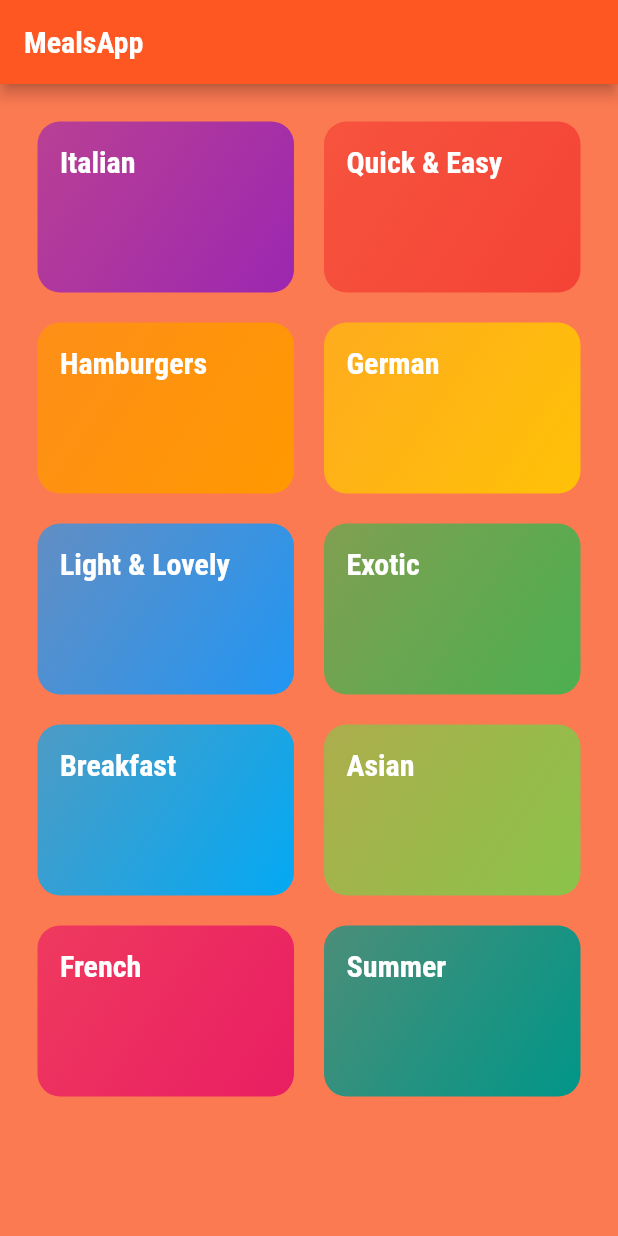
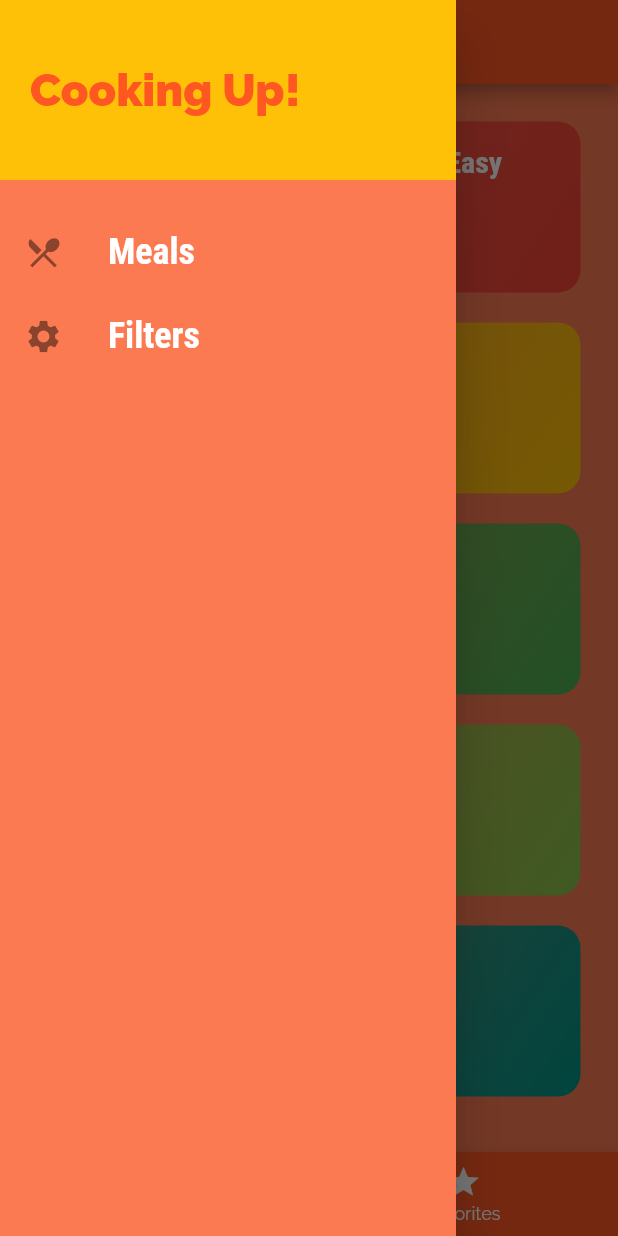
Before and after one commit to syarifabdurrahman/Flutter_Learn_2_MealsApp, a Flutter app: the screen it shows after launch, with the side drawer open (before the commit the screen has no drawer), on a phone screen of 412 x 824 dp. Run offline on Flutter 3.47's test engine with Material 2 defaults, Android fonts, the phone set to English and light mode, and no system bars.

Commit message:
adding navigation, drawer, toggle, and more

```diff
--- a/lib/main.dart
+++ b/lib/main.dart
@@ -1,4 +1,8 @@
 import 'package:flutter/material.dart';
+import './dummy_data.dart';
+import '../models/meal.dart';
+import '../screens/Filters_screen.dart';
+import '../screens/tabs_screen.dart';
 import '../screens/category_meals_screen.dart';
 import '../screens/meal_detail_screen.dart';
 import 'screens/categories_screen.dart';
@@ -7,7 +11,64 @@ void main() {
   runApp(MyApp());
 }
 
-class MyApp extends StatelessWidget {
+class MyApp extends StatefulWidget {
+  @override
+  State<MyApp> createState() => _MyAppState();
+}
+
+class _MyAppState extends State<MyApp> {
+  Map<String, bool> _filters = {
+    'gluten': false,
+    'lactose': false,
+    'vegan': false,
+    'vegetarian': false,
+  };
+
+  List<Meal> _availableMeal = DUMMY_MEALS;
+  List<Meal> _favoriteMeals = [];
+
+  void _setFilters(Map<String, bool> filterData) {
+    setState(() {
+      _filters = filterData;
+
+      //filtering
+      _availableMeal = DUMMY_MEALS.where((meal) {
+        if (_filters['gluten']! && !meal.isGlutenFree) {
+          return false;
+        }
+        if (_filters['lactose']! && !meal.isLactoseFree) {
+          return false;
+        }
+        if (_filters['vegan']! && !meal.isVegan) {
+          return false;
+        }
+        if (_filters['vegetarian']! && !meal.isVegetarian) {
+          return false;
+        }
+
+        return true;
+      }).toList();
+    });
+  }
+
+  void _toggleFavorite(String mealId) {
+    final existingIndex = _favoriteMeals.indexWhere((meal) =>
+        meal.id ==
+        mealId); // check whether certain element is part of that list and give us index of it is part
+
+    if (existingIndex >= 0) {
+      setState(() {
+        _favoriteMeals.removeAt(existingIndex);
+      });
+    } else {
+      _favoriteMeals.add(DUMMY_MEALS.firstWhere((meal) => meal.id == mealId));
+    }
+  }
+
+  bool _isMealFavorite(String id) {
+    return _favoriteMeals.any((meal) => meal.id == id);
+  }
+
   @override
   Widget build(BuildContext context) {
     return MaterialApp(
@@ -32,16 +93,19 @@ class MyApp extends StatelessWidget {
               ))),
       initialRoute: '/',
       routes: {
-        '/': (ctx) => CategoryScreen(),
-        CategoryMealScreen.routeName: (ctx) => CategoryMealScreen(),
-        MealDetailScreen.routeName: (ctx) => MealDetailScreen(),
+        '/': (ctx) => TabScreen(_favoriteMeals),
+        CategoryMealScreen.routeName: (ctx) =>
+            CategoryMealScreen(_availableMeal),
+        MealDetailScreen.routeName: (ctx) => MealDetailScreen(_toggleFavorite,
+            _isMealFavorite), // passing data to mealDeatailScreen,
+        FiltersScreen.routeName: (ctx) => FiltersScreen(_filters, _setFilters),
       },
       // onGenerateRoute: (settings) {
       //   print(settings.arguments);
       //   return MaterialPageRoute(builder: (context) => CategoryScreen());
       // },
       onUnknownRoute: (settings) {
-        return MaterialPageRoute(builder: (context) => CategoryScreen());
+        return MaterialPageRoute(builder: (context) => CategoriesScreen());
       },
     );
   }
--- a/lib/screens/categories_screen.dart
+++ b/lib/screens/categories_screen.dart
@@ -2,15 +2,11 @@ import 'package:flutter/material.dart';
 import '../widgets/category_item.dart';
 import '../dummy_data.dart';
 
-class CategoryScreen extends StatelessWidget {
+class CategoriesScreen extends StatelessWidget {
   // CategoryScreen();
   @override
   Widget build(BuildContext context) {
-    return Scaffold(
-      appBar: AppBar(
-        title: const Text('MealsApp'),
-      ),
-      body: GridView(
+    return GridView(
         padding: const EdgeInsets.all(25),
         gridDelegate: SliverGridDelegateWithMaxCrossAxisExtent(
             maxCrossAxisExtent: 200,
@@ -19,7 +15,6 @@ class CategoryScreen extends StatelessWidget {
             crossAxisSpacing: 20),
         children: DUMMY_CATEGORIES.map((catData) {
           return CategoryItem(catData.id, catData.title, catData.color);
-          }).toList()),
-    );
+        }).toList());
   }
 }
--- /dev/null
+++ b/lib/screens/tabs_screen.dart
@@ -0,0 +1,71 @@
+import 'package:flutter/material.dart';
+import '../models/meal.dart';
+import '../widgets/main_drawer.dart';
+import '../screens/categories_screen.dart';
+import '../screens/favorites_screen.dart';
+
+class TabScreen extends StatefulWidget {
+  final List<Meal> favoriteMeals;
+
+  TabScreen(this.favoriteMeals);
+
+  @override
+  State<TabScreen> createState() => _TabScreenState();
+}
+
+class _TabScreenState extends State<TabScreen> {
+  late List<Map<String, Object>> _pages;
+
+  int _selectedPageIndex = 0;
+
+  @override
+  void initState() {
+    _pages = [
+      {'page': CategoriesScreen(), 'title': 'Categories'},
+      {
+        'page': FavoritesScreen(widget.favoriteMeals),
+        'title': 'Your Favorites'
+      },
+    ];
+    super.initState();
+  }
+
+  void _selectPage(int index) {
+    setState(() {
+      _selectedPageIndex = index;
+    });
+  }
+
+  @override
+  Widget build(BuildContext context) {
+    return Scaffold(
+      appBar: AppBar(
+        title: Text(_pages[_selectedPageIndex]['title'] as String),
+      ),
+      drawer: MainDrawer(),
+      body: _pages[_selectedPageIndex]['page'] as Widget,
+      bottomNavigationBar: BottomNavigationBar(
+        backgroundColor: Theme.of(context).primaryColor,
+        selectedItemColor: Theme.of(context).accentColor,
+        unselectedItemColor: Colors.white,
+        currentIndex: _selectedPageIndex,
+        // type: BottomNavigationBarType.shifting,
+        onTap: _selectPage,
+        items: [
+          BottomNavigationBarItem(
+              backgroundColor: Theme.of(context).primaryColor,
+              icon: Icon(
+                Icons.category,
+              ),
+              label: 'Categories'),
+          BottomNavigationBarItem(
+              backgroundColor: Theme.of(context).primaryColor,
+              icon: Icon(
+                Icons.star,
+              ),
+              label: 'Favorites'),
+        ],
+      ),
+    );
+  }
+}
--- /dev/null
+++ b/lib/widgets/main_drawer.dart
@@ -0,0 +1,55 @@
+import 'package:flutter/material.dart';
+import '../screens/Filters_screen.dart';
+
+class MainDrawer extends StatelessWidget {
+  Widget _buildListile(String text, IconData icon, VoidCallback tapHandler) {
+    return ListTile(
+      leading: Icon(
+        icon,
+        size: 26,
+      ),
+      title: Text(
+        text,
+        style: const TextStyle(
+            fontFamily: 'RobotoCondensed',
+            fontSize: 24,
+            fontWeight: FontWeight.bold,
+            color: Colors.white),
+      ),
+      onTap: tapHandler,
+    );
+  }
+
+  @override
+  Widget build(BuildContext context) {
+    return Drawer(
+      child: Column(
+        children: [
+          Container(
+            height: 120,
+            width: double.infinity,
+            padding: const EdgeInsets.all(20),
+            alignment: Alignment.centerLeft,
+            color: Theme.of(context).accentColor,
+            child: Text(
+              'Cooking Up!',
+              style: TextStyle(
+                  fontWeight: FontWeight.w900,
+                  fontSize: 30,
+                  color: Theme.of(context).primaryColor),
+            ),
+          ),
+          const SizedBox(
+            height: 20,
+          ),
+          _buildListile('Meals', Icons.restaurant_menu, () {
+            Navigator.of(context).pushReplacementNamed('/');
+          }),
+          _buildListile('Filters', Icons.settings, () {
+            Navigator.of(context).pushReplacementNamed(FiltersScreen.routeName);
+          })
+        ],
+      ),
+    );
+  }
+}
```
Also changed, not shown: lib/screens/Filters_screen.dart (added, +112 -0 lines), lib/screens/category_meals_screen.dart (+44 -19 lines), lib/screens/favorites_screen.dart (added, +29 -0 lines), lib/screens/meal_detail_screen.dart (+9 -0 lines), lib/widgets/meal_item.dart (+18 -8 lines), 1 other file. Lines whose indentation alone changed are shown as unchanged.
